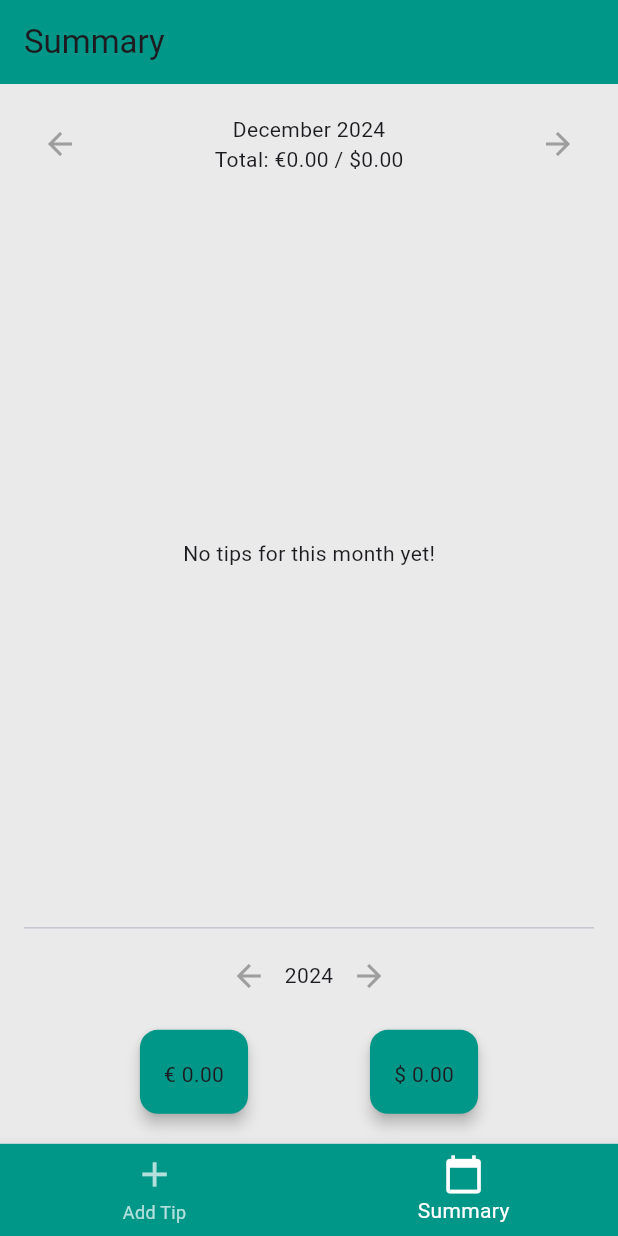
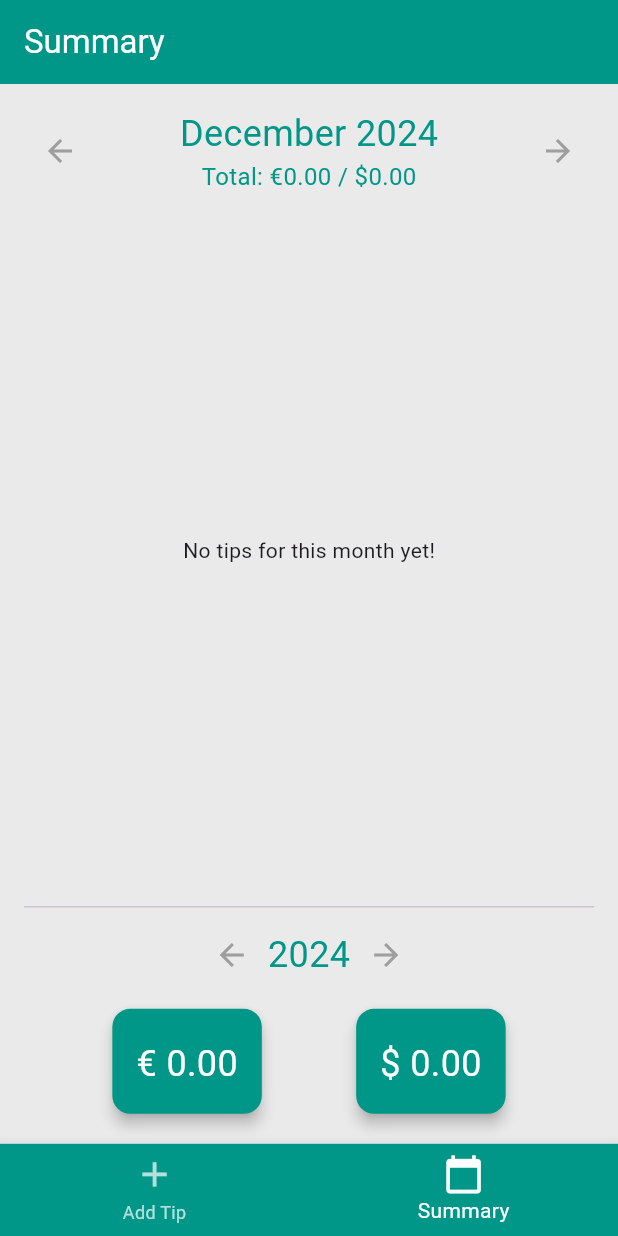
Before and after one commit to DiegoLSdev/tips_tracker, a Flutter app: the screen it shows after launch, item 2 of the bottom bar chosen, after a tap on the "arrow forward" icon, on a phone screen of 412 x 824 dp. Run offline on Flutter 3.47's test engine with Material 3 defaults, Android fonts, the phone set to English and light mode, and no system bars; our stand-ins replace calendar_date_picker2, flutter_screenutil.

Commit message:
Summary Screen Styles

```diff
--- a/lib/components/add_tip_dialog.dart
+++ b/lib/components/add_tip_dialog.dart
@@ -126,7 +126,7 @@ class _AddTipDialogState extends State<AddTipDialog> {
                           fontSize: 20,
                         ),
                       ),
-                      autofocus: true,
+                      autofocus: false,
                       keyboardType: TextInputType.number,
                       onChanged: (value) {
                         setState(() {
--- a/lib/screens/yearly_and_monthly_screen.dart
+++ b/lib/screens/yearly_and_monthly_screen.dart
@@ -83,7 +83,10 @@ class _MonthlyAndYearlyTipsScreenState
     return Scaffold(
       backgroundColor: const Color.fromRGBO(234, 234, 234, 1),
       appBar: AppBar(
-        title: const Text('Summary'),
+        title: const Text('Summary', style: TextStyle(
+          color: Colors.white,
+
+        ),),
         backgroundColor: Colors.teal,
       ),
       body: Padding(
@@ -108,9 +111,18 @@ class _MonthlyAndYearlyTipsScreenState
                   children: [
                     Text(
                       DateFormat('MMMM yyyy').format(_currentMonth),
+                      style: const TextStyle(
+                        color: Colors.teal,
+                        fontSize: 24,
+                      ),
                     ),
                     Text(
                       "Total: €${monthlyTotalEuro.toStringAsFixed(2)} / \$${monthlyTotalDollar.toStringAsFixed(2)}",
+                      style: const TextStyle(
+                        color: Colors.teal,
+                        fontSize: 16
+                      )
+
                     ),
                   ],
                 ),
@@ -138,6 +150,11 @@ class _MonthlyAndYearlyTipsScreenState
                               child: Text(
                                 'Date',
                                 textAlign: TextAlign.center,
+                                style: TextStyle(
+                                  color: Colors.teal,
+                                  fontWeight: FontWeight.bold,
+                                    fontSize: 16
+                                ),
                               ),
                             ),
                           ),
@@ -146,6 +163,11 @@ class _MonthlyAndYearlyTipsScreenState
                               child: Text(
                                 'Euro',
                                 textAlign: TextAlign.center,
+                                style: TextStyle(
+                                  color: Colors.teal,
+                                  fontWeight: FontWeight.bold,
+                                  fontSize: 16
+                                ),
                               ),
                             ),
                           ),
@@ -154,12 +176,22 @@ class _MonthlyAndYearlyTipsScreenState
                               child: Text(
                                 'Dollar',
                                 textAlign: TextAlign.center,
+                                style: TextStyle(
+                                  color: Colors.teal,
+                                  fontWeight: FontWeight.bold,
+                                    fontSize: 16
+                                ),
                               ),
                             ),
                           ),
                           DataColumn(
                             label: Text(
                               'Delete',
+                              style: TextStyle(
+                                color: Colors.teal,
+                                fontWeight: FontWeight.bold,
+                                  fontSize: 16
+                              ),
                               textAlign: TextAlign.center,
                             ),
                           ),
@@ -177,6 +209,10 @@ class _MonthlyAndYearlyTipsScreenState
                                         .parse(tipData['date'] as String),
                                   ),
                                   textAlign: TextAlign.center,
+                                  style: const TextStyle(
+                                    color: Colors.blueGrey,
+                                    fontSize: 16
+                                  ),
                                 ),
                               ),
                             ),
@@ -185,6 +221,10 @@ class _MonthlyAndYearlyTipsScreenState
                                 child: Text(
                                   '€${euro.toStringAsFixed(2)}',
                                   textAlign: TextAlign.center,
+                                  style: const TextStyle(
+                                      color: Colors.blueGrey,
+                                      fontSize: 16
+                                  ),
                                 ),
                               ),
                             ),
@@ -192,6 +232,10 @@ class _MonthlyAndYearlyTipsScreenState
                               Center(
                                 child: Text(
                                   '\$${dollar.toStringAsFixed(2)}',
+                                  style: const TextStyle(
+                                      color: Colors.blueGrey,
+                                      fontSize: 16
+                                  ),
                                   textAlign: TextAlign.center,
                                 ),
                               ),
@@ -200,7 +244,7 @@ class _MonthlyAndYearlyTipsScreenState
                               Center(
                                 child: IconButton(
                                   icon: const Icon(Icons.delete,
-                                      color: Colors.red),
+                                      color: Colors.teal),
                                   onPressed: () {
                                     // Eliminar el tip del proveedor
                                     tipProvider
@@ -235,7 +279,11 @@ class _MonthlyAndYearlyTipsScreenState
                   icon: const Icon(Icons.arrow_back),
                   color: Colors.grey,
                 ),
-                Text(DateFormat('yyyy').format(_currentYear)),
+                Text(DateFormat('yyyy').format(_currentYear),
+                  style: const TextStyle(
+                    color:Colors.teal,
+                    fontSize: 24
+                ),),
                 IconButton(
                     onPressed: () {
                       setState(() {
@@ -269,6 +317,10 @@ class _MonthlyAndYearlyTipsScreenState
                         const SizedBox(height: 4),
                         Text(
                           "€ ${yearlyTotalEuro.toStringAsFixed(2)}",
+                          style:const TextStyle(
+                            color: Colors.white,
+                            fontSize: 24
+                          ),
                         ),
                       ],
                     ),
@@ -291,6 +343,10 @@ class _MonthlyAndYearlyTipsScreenState
                         const SizedBox(height: 4),
                         Text(
                           "\$ ${yearlyTotalDollar.toStringAsFixed(2)}",
+                          style: const TextStyle(
+                            color : Colors.white,
+                            fontSize: 24
+                          ),
                         ),
                       ],
                     ),
```
